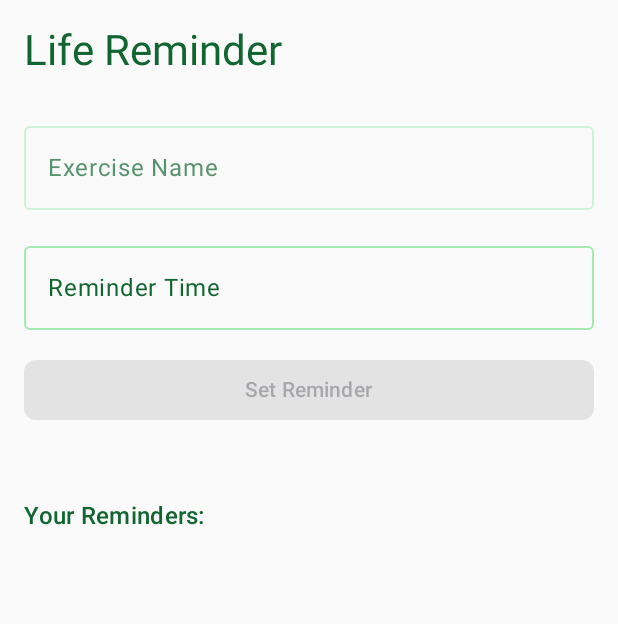
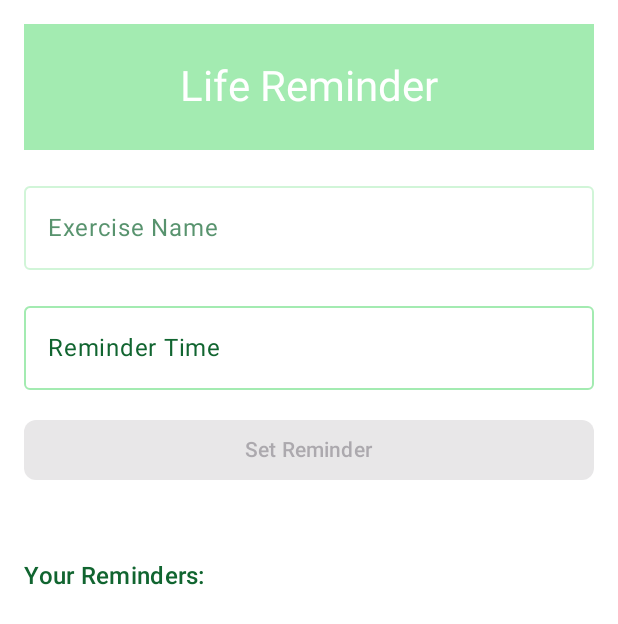
Before and after one commit to kholodihor/lifereminder, an Android app built with Jetpack Compose: the screen it shows after launch (MainActivity), on a phone screen of 412 x 824 dp. Shown: the top 624 px of the screen. Run offline under Robolectric (Android 15) with nearby library versions, the light colour scheme and no system bars; our stand-ins replace Room's generated code.

Commit message:
feat: add cleaning fields

```diff
--- a/app/src/main/java/com/kholodihor/lifreminder/MainActivity.kt
+++ b/app/src/main/java/com/kholodihor/lifreminder/MainActivity.kt
@@ -29,8 +29,11 @@ import androidx.room.Room
 import androidx.compose.ui.graphics.Color
 import androidx.compose.foundation.background
 import androidx.compose.foundation.shape.RoundedCornerShape
-import androidx.compose.material3.TextFieldDefaults
 import androidx.compose.material3.OutlinedTextFieldDefaults
+import androidx.core.view.WindowCompat
+import androidx.compose.foundation.layout.windowInsetsPadding
+import androidx.compose.foundation.layout.WindowInsets
+
 
 class MainActivity : ComponentActivity() {
 
@@ -71,6 +74,13 @@ class MainActivity : ComponentActivity() {
             MaterialTheme {
                 ReminderScreen(dao)
             }
+
+            WindowCompat.setDecorFitsSystemWindows(window, false)
+
+            val insetsController = WindowCompat.getInsetsController(window, window.decorView)
+            insetsController.isAppearanceLightStatusBars = true  // темний текст статусбару
+            insetsController.isAppearanceLightNavigationBars = true // темні іконки навігації
+
         }
     }
 
@@ -92,19 +102,32 @@ class MainActivity : ComponentActivity() {
         val darkGreen = Color(0xFF116530)   // #116530
         val textGreen = Color(0xFF18A558)   // #18a558
 
+        Box(
+            modifier = Modifier
+                .fillMaxSize()
+                .background(Color.White)
+                .windowInsetsPadding(WindowInsets.statusBars) // ✅ падінг від статусбару
+        ) {
             Column(
                 modifier = Modifier
                     .padding(16.dp)
                     .fillMaxSize(),
                 verticalArrangement = Arrangement.spacedBy(16.dp)
-        )  {
-            // Заголовок
+            ) {
+                // ✅ Хедер
+                Box(
+                    modifier = Modifier
+                        .fillMaxWidth()
+                        .background(primaryGreen)
+                        .padding(vertical = 24.dp),
+                    contentAlignment = Alignment.Center
+                ) {
                     Text(
                         text = "Life Reminder",
                         style = MaterialTheme.typography.headlineMedium,
-                color = darkGreen,
-                modifier = Modifier.padding(bottom = 8.dp)
+                        color = Color.White
                     )
+                }
 
                 OutlinedTextField(
                     value = message,
@@ -169,6 +192,10 @@ class MainActivity : ComponentActivity() {
                                 val insertedId = dao.insertReminder(reminder).toInt()
                                 scheduleReminder(context, reminderMessage, hour, minute, insertedId)
                                 confirmed = true
+
+                                // ✅ Очистити поля після збереження
+                                message = ""
+                                time = ""
                             }
                         }
                     },
@@ -219,6 +246,8 @@ class MainActivity : ComponentActivity() {
                 }
             }
         }
+    }
+
 
 
 
```
Lines whose indentation alone changed are shown as unchanged.
